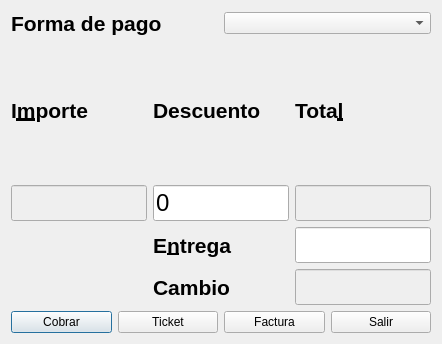
Before: the Qt Designer form totalizar.ui in Ladis72/tienda, drawn with Qt 5.
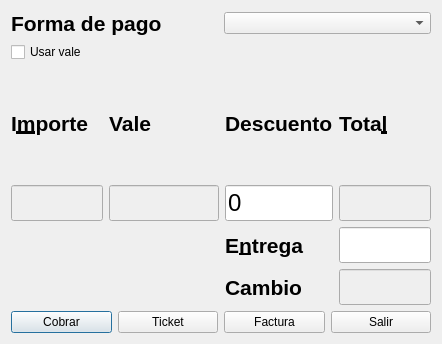
After: the same form once the commit is applied.

Diff of the .ui file:
```diff
--- a/totalizar.ui
+++ b/totalizar.ui
@@ -38,9 +38,9 @@
      </item>
     </layout>
    </item>
-   <item row="1" column="0">
+   <item row="2" column="0">
     <layout class="QGridLayout" name="gridLayout">
-     <item row="4" column="1">
+     <item row="4" column="2">
       <widget class="QLabel" name="label_6">
        <property name="font">
         <font>
@@ -57,46 +57,7 @@
        </property>
       </widget>
      </item>
-     <item row="2" column="1">
-      <widget class="QLineEdit" name="lineEditDescuento">
-       <property name="font">
-        <font>
-         <pointsize>18</pointsize>
-        </font>
-       </property>
-       <property name="text">
-        <string>0</string>
-       </property>
-       <property name="maxLength">
-        <number>3</number>
-       </property>
-      </widget>
-     </item>
-     <item row="2" column="0">
-      <widget class="QLineEdit" name="lineEditImporte">
-       <property name="enabled">
-        <bool>false</bool>
-       </property>
-       <property name="font">
-        <font>
-         <pointsize>18</pointsize>
-        </font>
-       </property>
-      </widget>
-     </item>
-     <item row="2" column="2">
-      <widget class="QLineEdit" name="lineEditTotal">
-       <property name="enabled">
-        <bool>false</bool>
-       </property>
-       <property name="font">
-        <font>
-         <pointsize>18</pointsize>
-        </font>
-       </property>
-      </widget>
-     </item>
-     <item row="3" column="1">
+     <item row="3" column="2">
       <widget class="QLabel" name="label_5">
        <property name="font">
         <font>
@@ -113,28 +74,7 @@
        </property>
       </widget>
      </item>
-     <item row="3" column="2">
-      <widget class="QLineEdit" name="lineEditEntrega">
-       <property name="font">
-        <font>
-         <pointsize>18</pointsize>
-        </font>
-       </property>
-      </widget>
-     </item>
-     <item row="4" column="2">
-      <widget class="QLineEdit" name="lineEditCambio">
-       <property name="enabled">
-        <bool>false</bool>
-       </property>
-       <property name="font">
-        <font>
-         <pointsize>18</pointsize>
-        </font>
-       </property>
-      </widget>
-     </item>
-     <item row="1" column="1">
+     <item row="1" column="2">
       <widget class="QLabel" name="label_3">
        <property name="font">
         <font>
@@ -151,6 +91,83 @@
        </property>
       </widget>
      </item>
+     <item row="2" column="3">
+      <widget class="QLineEdit" name="lineEditTotal">
+       <property name="enabled">
+        <bool>false</bool>
+       </property>
+       <property name="font">
+        <font>
+         <pointsize>18</pointsize>
+        </font>
+       </property>
+      </widget>
+     </item>
+     <item row="3" column="3">
+      <widget class="QLineEdit" name="lineEditEntrega">
+       <property name="font">
+        <font>
+         <pointsize>18</pointsize>
+        </font>
+       </property>
+      </widget>
+     </item>
+     <item row="1" column="3">
+      <widget class="QLabel" name="label_4">
+       <property name="font">
+        <font>
+         <pointsize>16</pointsize>
+         <weight>75</weight>
+         <bold>true</bold>
+        </font>
+       </property>
+       <property name="text">
+        <string>Tota&amp;l</string>
+       </property>
+       <property name="buddy">
+        <cstring>lineEditTotal</cstring>
+       </property>
+      </widget>
+     </item>
+     <item row="4" column="3">
+      <widget class="QLineEdit" name="lineEditCambio">
+       <property name="enabled">
+        <bool>false</bool>
+       </property>
+       <property name="font">
+        <font>
+         <pointsize>18</pointsize>
+        </font>
+       </property>
+      </widget>
+     </item>
+     <item row="2" column="0">
+      <widget class="QLineEdit" name="lineEditImporte">
+       <property name="enabled">
+        <bool>false</bool>
+       </property>
+       <property name="font">
+        <font>
+         <pointsize>18</pointsize>
+        </font>
+       </property>
+      </widget>
+     </item>
+     <item row="2" column="2">
+      <widget class="QLineEdit" name="lineEditDescuento">
+       <property name="font">
+        <font>
+         <pointsize>18</pointsize>
+        </font>
+       </property>
+       <property name="text">
+        <string>0</string>
+       </property>
+       <property name="maxLength">
+        <number>3</number>
+       </property>
+      </widget>
+     </item>
      <item row="1" column="0">
       <widget class="QLabel" name="label_2">
        <property name="font">
@@ -168,8 +185,8 @@
        </property>
       </widget>
      </item>
-     <item row="1" column="2">
-      <widget class="QLabel" name="label_4">
+     <item row="1" column="1">
+      <widget class="QLabel" name="label_7">
        <property name="font">
         <font>
          <pointsize>16</pointsize>
@@ -178,16 +195,27 @@
         </font>
        </property>
        <property name="text">
-        <string>Tota&amp;l</string>
+        <string>Vale</string>
        </property>
-       <property name="buddy">
-        <cstring>lineEditTotal</cstring>
+      </widget>
+     </item>
+     <item row="2" column="1">
+      <widget class="QLineEdit" name="lineEditVale">
+       <property name="enabled">
+        <bool>false</bool>
+       </property>
+       <property name="font">
+        <font>
+         <pointsize>18</pointsize>
+         <weight>75</weight>
+         <bold>true</bold>
+        </font>
        </property>
       </widget>
      </item>
     </layout>
    </item>
-   <item row="2" column="0">
+   <item row="3" column="0">
     <layout class="QHBoxLayout" name="horizontalLayout_2">
      <item>
       <widget class="QPushButton" name="pushButtonCobrar">
@@ -228,6 +256,13 @@
      </item>
     </layout>
    </item>
+   <item row="1" column="0">
+    <widget class="QCheckBox" name="checkBoxVale">
+     <property name="text">
+      <string>Usar vale</string>
+     </property>
+    </widget>
+   </item>
   </layout>
  </widget>
  <tabstops>
```
